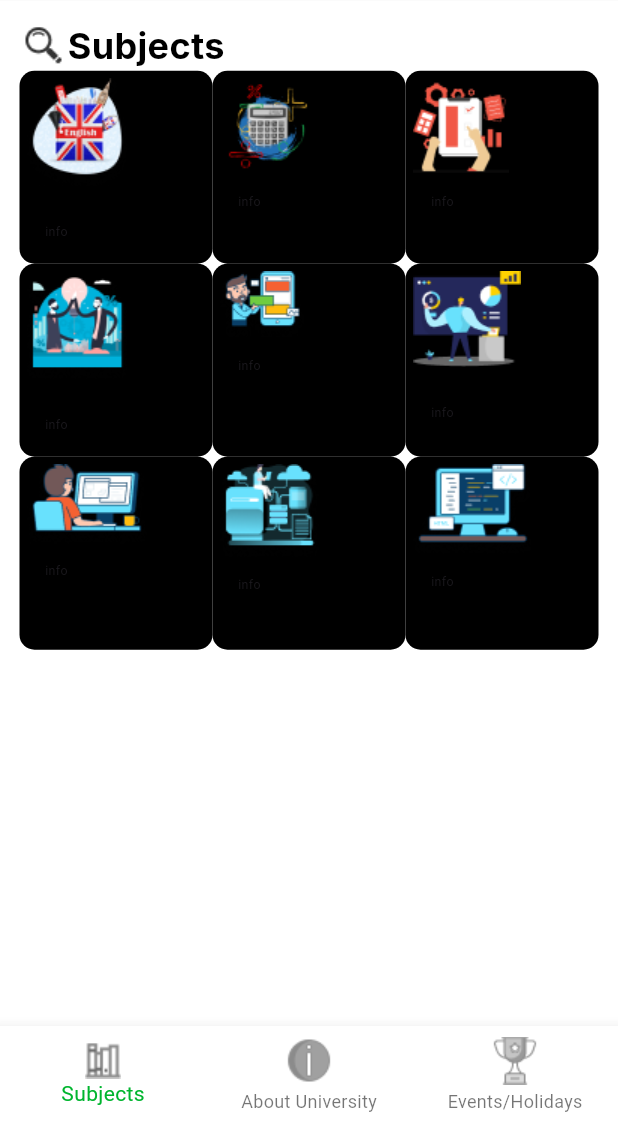
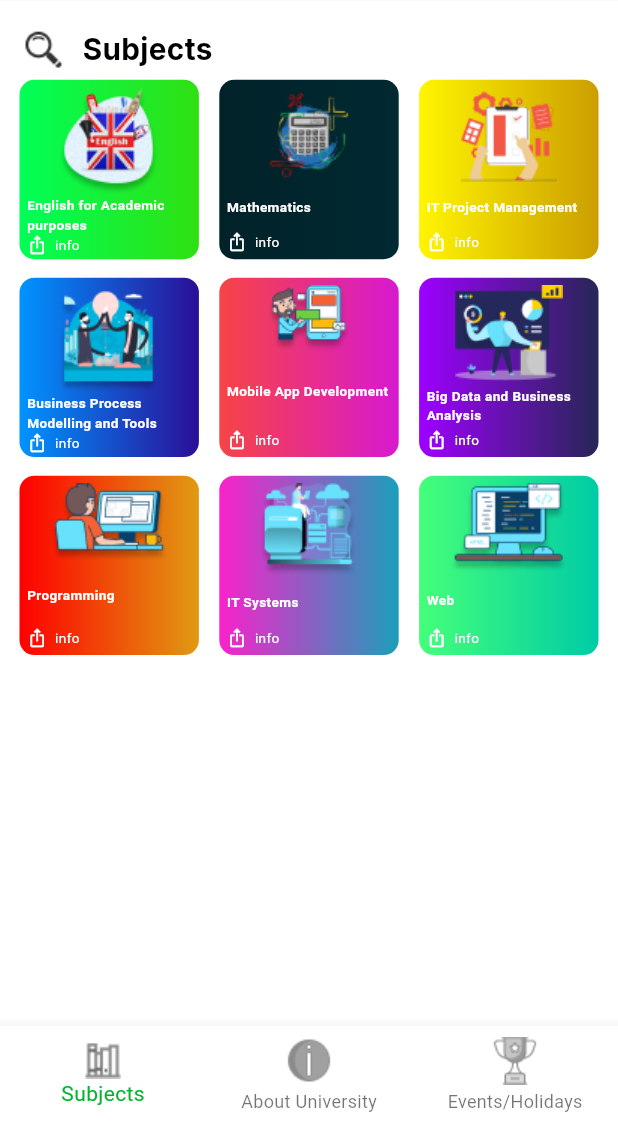
Before and after one commit to IftixorRustamov/my_pdp, a Flutter app: the screen it shows after launch, on a phone screen of 412 x 824 dp, the part 111-1236 px from its top. Run offline on Flutter 3.47's test engine with Material 3 defaults, Android fonts, the phone set to English and light mode, and no system bars.

Commit message:
Subjects page completed

```diff
--- a/lib/common/colors/app_gradient_colors.dart
+++ b/lib/common/colors/app_gradient_colors.dart
@@ -1,20 +1,26 @@
 import 'dart:ui';
 
 class AppGradientColors {
-  List<Color> startingColors = [
+  static List<Color> startingColors = [
     Color(0xff00ff57),
     Color(0xff012229),
     Color(0xfffff500),
     Color(0xff0094ff),
     Color(0xfff74444),
     Color(0xff9e00ff),
+    Color(0xffff0000),
+    Color(0xfffa21cb),
+    Color(0xff44ff79),
   ];
-  List<Color> endingColors = [
+  static List<Color> endingColors = [
     Color(0xff2fe012),
     Color(0xff012931),
     Color(0xffcb9e00),
     Color(0xff2a0f98),
     Color(0xffd719d0),
     Color(0xff272656),
+    Color(0xffe09a12),
+    Color(0xff1b9fba),
+    Color(0xff00cba6),
   ];
 }
--- a/lib/screens/subjects_page.dart
+++ b/lib/screens/subjects_page.dart
@@ -1,5 +1,6 @@
 import 'package:flutter/material.dart';
 import 'package:my_pdp/common/app_colors.dart';
+import 'package:my_pdp/common/app_responsive.dart';
 import 'package:my_pdp/common/app_strings.dart';
 import 'package:my_pdp/common/icon_paths.dart';
 import 'package:my_pdp/widgets/subject_card_wg.dart';
@@ -14,13 +15,15 @@ class SubjectsPage extends StatelessWidget {
       child: Column(
         children: [
           Row(
+            spacing: 10,
             children: [
               Image.asset(IconPaths.search),
               Text(
                 AppStrings.subjects,
                 style: TextStyle(
+                    height: 2,
                     color: AppColors.black,
-                    fontSize: 24,
+                    fontSize: Responsive.height(0.024),
                     fontWeight: FontWeight.w700,
                     fontFamily: "Inter"),
               ),
@@ -29,8 +32,10 @@ class SubjectsPage extends StatelessWidget {
           Expanded(
             child: GridView.builder(
               itemCount: 9,
-              gridDelegate: SliverGridDelegateWithFixedCrossAxisCount(
-                crossAxisCount: 3,
+              gridDelegate: SliverGridDelegateWithMaxCrossAxisExtent(
+                maxCrossAxisExtent: Responsive.width(0.31),
+                mainAxisSpacing: Responsive.height(0.015),
+                crossAxisSpacing: Responsive.width(0.033),
               ),
               itemBuilder: (BuildContext context, int index) => SubjectCardWg(
                 index: index,
--- a/lib/widgets/subject_card_wg.dart
+++ b/lib/widgets/subject_card_wg.dart
@@ -2,6 +2,7 @@ import 'package:flutter/material.dart';
 import 'package:my_pdp/common/app_colors.dart';
 import 'package:my_pdp/common/app_responsive.dart';
 import 'package:my_pdp/common/app_strings.dart';
+import 'package:my_pdp/common/colors/app_gradient_colors.dart';
 import 'package:my_pdp/data/subject_data.dart';
 
 class SubjectCardWg extends StatelessWidget {
@@ -16,38 +17,47 @@ class SubjectCardWg extends StatelessWidget {
       decoration: BoxDecoration(
         gradient: LinearGradient(
           colors: [
-
+            AppGradientColors.startingColors[
+                index % AppGradientColors.startingColors.length],
+            AppGradientColors
+                .endingColors[index % AppGradientColors.endingColors.length],
           ],
         ),
         borderRadius: BorderRadius.circular(10),
       ),
       width: Responsive.width(0.25),
-      height: Responsive.height(0.13),
+      height: Responsive.height(0.4),
       child: Column(
+        mainAxisAlignment: MainAxisAlignment.spaceBetween,
         crossAxisAlignment: CrossAxisAlignment.start,
         children: [
-          Image.asset("assets/images/image${index + 1}.png"),
+          Align(
+            alignment: Alignment.center,
+            child: Image.asset("assets/images/image${index + 1}.png"),
+          ),
           Text(
             cardNames[index],
             maxLines: 2,
             style: TextStyle(
-              color: AppColors.black,
+              color: AppColors.white,
               fontWeight: FontWeight.w600,
-              fontSize: Responsive.height(0.01),
+              fontSize: Responsive.height(0.011),
             ),
           ),
           Row(
+            spacing: 5,
             children: [
               Icon(
                 Icons.ios_share_outlined,
-                size: 12,
+                size: Responsive.width(0.033),
+                color: AppColors.white,
               ),
               Text(
                 AppStrings.info,
                 style: TextStyle(
-                  fontWeight: FontWeight.w400,
-                  fontSize: Responsive.height(0.01),
-                ),
+                    fontWeight: FontWeight.w400,
+                    fontSize: Responsive.height(0.011),
+                    color: AppColors.white),
               ),
             ],
           )
```
